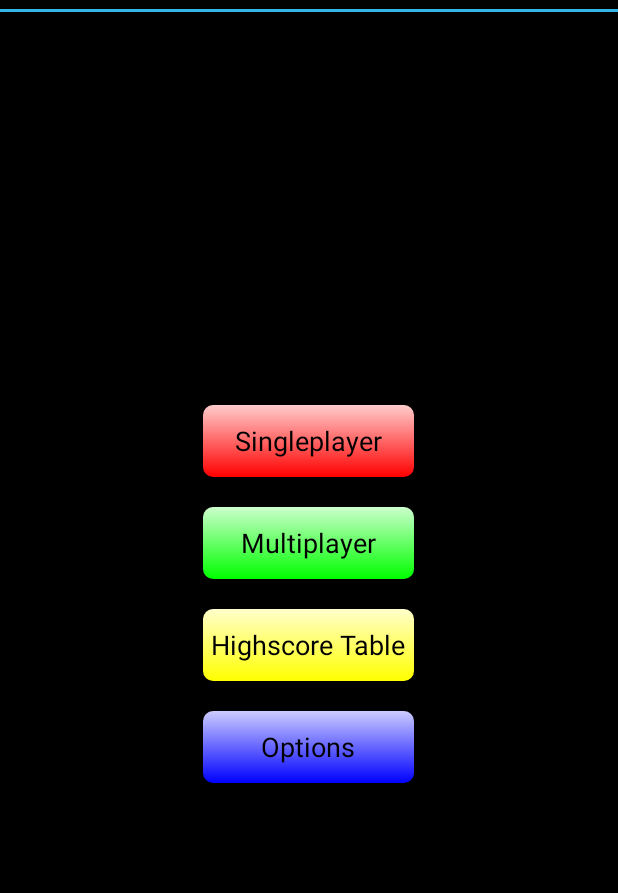
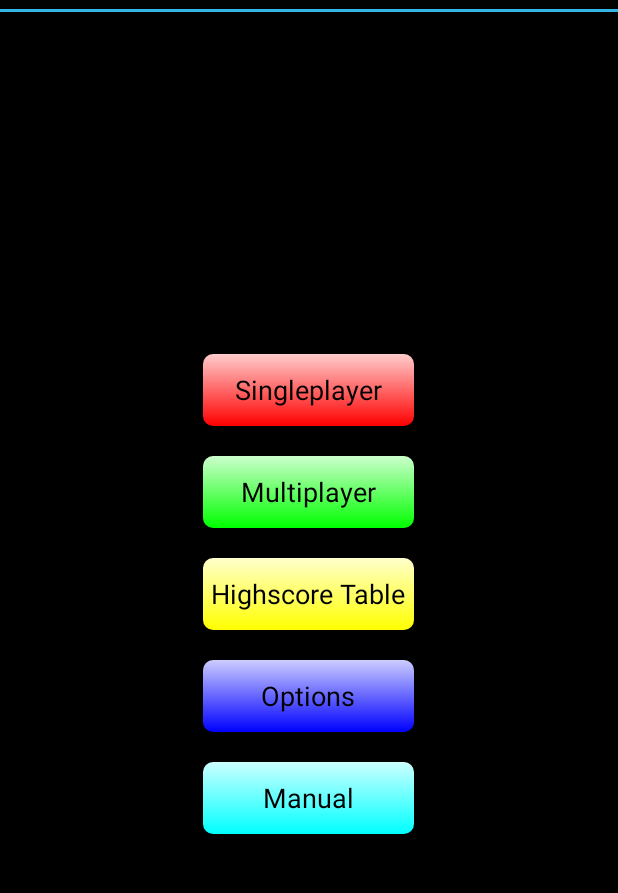
Before and after one commit to Platti/Tetris, an Android app: the screen it shows after launch (StartMenu), on a phone screen of 412 x 824 dp, the part 60-953 px from its top. Run offline under Robolectric (Android 15) with nearby library versions, the phone set to English and light mode, and no system bars; libraries missing offline, so code that uses them is left out: com.parse; 2 statements that could not run were skipped.

Commit message:
Added Manual-Dialog

```diff
--- a/app/src/main/java/at/fhooe/mc/android/tetris/OptionsActivity.java
+++ b/app/src/main/java/at/fhooe/mc/android/tetris/OptionsActivity.java
@@ -97,9 +97,9 @@ public class OptionsActivity extends Activity implements AdapterView.OnItemClick
                         Color.argb(255, 2, 183, 240),
                         Color.argb(255, 116, 38, 18),
                         Color.argb(255, 215, 195, 145),
-                        Color.argb(255, 255, 255, 255),
                         Color.argb(255, 71, 13, 2),
-                        Color.argb(255, 40, 27, 115)}));
+                        Color.argb(255, 40, 27, 115),
+                        Color.argb(255, 255, 255, 255)}));
 
         adapter.add(new ColorTheme("Nespresso",
                 new int[]{
@@ -127,8 +127,8 @@ public class OptionsActivity extends Activity implements AdapterView.OnItemClick
                         Color.argb(255, 216, 163, 21),
                         Color.argb(255, 243, 234, 97),
                         Color.argb(255, 187, 107, 46),
+                        Color.argb(255, 155, 159, 170),
                         Color.argb(255, 252, 252, 252),
-                        Color.argb(255, 155, 159, 170),
                         Color.argb(255, 38, 15, 1)}));
 
 //        adapter.add(new ColorTheme("McDonalds",
--- a/app/src/main/java/at/fhooe/mc/android/tetris/StartMenu.java
+++ b/app/src/main/java/at/fhooe/mc/android/tetris/StartMenu.java
@@ -13,7 +13,6 @@ import android.widget.Toast;
 
 import com.countrypicker.CountryPicker;
 import com.countrypicker.CountryPickerListener;
-import com.parse.Parse;
 
 /**
  * Activity to show the Start-Menu of the Tetris-App
@@ -84,11 +83,13 @@ public class StartMenu extends Activity implements View.OnClickListener, Country
         GradientDrawable gd2 = new GradientDrawable();
         GradientDrawable gd3 = new GradientDrawable();
         GradientDrawable gd4 = new GradientDrawable();
+        GradientDrawable gd5 = new GradientDrawable();
 
         gd1.setCornerRadius(10);
         gd2.setCornerRadius(10);
         gd3.setCornerRadius(10);
         gd4.setCornerRadius(10);
+        gd5.setCornerRadius(10);
 
         Button b = null;
         b = (Button) findViewById(R.id.button_start);
@@ -109,6 +110,11 @@ public class StartMenu extends Activity implements View.OnClickListener, Country
         b = (Button) findViewById(R.id.button_options);
         gd4.setColors(new int[]{color.j | Color.LTGRAY, color.j});
         b.setBackground(gd4);
+        b.setOnClickListener(this);
+
+        b = (Button) findViewById(R.id.button_manual);
+        gd5.setColors(new int[]{color.s | Color.LTGRAY, color.s});
+        b.setBackground(gd5);
         b.setOnClickListener(this);
 
 
@@ -153,6 +159,11 @@ public class StartMenu extends Activity implements View.OnClickListener, Country
                     startActivity(i);
                 }
                 break;
+                case R.id.button_manual: {
+                    DialogFragment manualDialog = new ManualDialog();
+                    manualDialog.show(getFragmentManager(), "manual_dialog");
+                }
+                break;
             }
         }
     }
--- a/app/src/main/java/at/fhooe/mc/android/tetris/nicknameDialog.java
+++ b/app/src/main/java/at/fhooe/mc/android/tetris/nicknameDialog.java
@@ -3,7 +3,6 @@ package at.fhooe.mc.android.tetris;
 import android.app.AlertDialog;
 import android.app.Dialog;
 import android.app.DialogFragment;
-import android.app.Fragment;
 import android.app.FragmentManager;
 import android.content.Context;
 import android.content.DialogInterface;
--- a/app/src/main/res/layout/start_menu.xml
+++ b/app/src/main/res/layout/start_menu.xml
@@ -54,5 +54,16 @@
             android:textColor="#ff000000"
             android:layout_marginTop="10dp"
             android:layout_marginBottom="10dp" />
+
+        <Button
+            android:layout_width="match_parent"
+            android:layout_height="wrap_content"
+            android:text="@string/manual"
+            android:id="@+id/button_manual"
+            android:layout_gravity="center_horizontal"
+            android:padding="5dp"
+            android:textColor="#ff000000"
+            android:layout_marginTop="10dp"
+            android:layout_marginBottom="10dp" />
     </LinearLayout>
 </FrameLayout>
```
Also changed, not shown: app/src/main/java/at/fhooe/mc/android/tetris/ManualDialog.java (added, +90 -0 lines), app/src/main/res/values/strings.xml (+7 -0 lines), 2 other files.
